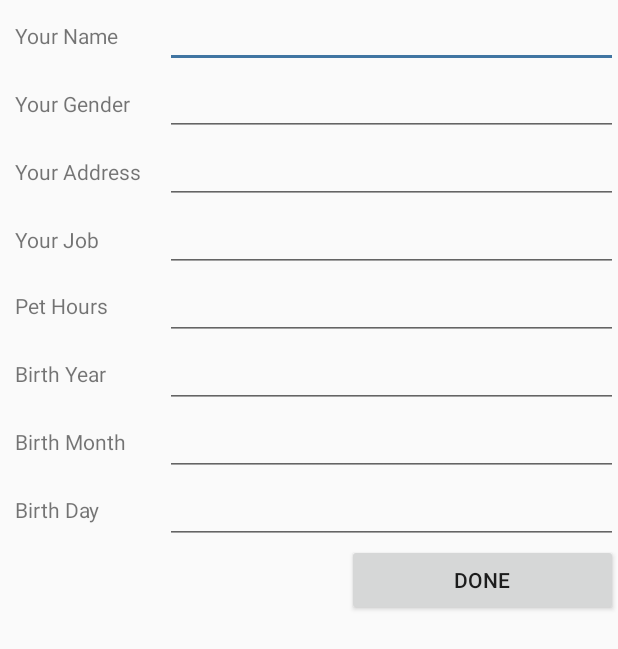
After one commit to soungonkim/Pettern_Ver01, an Android app: the layout activity_add_user.xml on its own in the app's theme, with its tools: preview values and no code run, on a phone screen of 412 x 824 dp. The commit adds this screen. Shown: the top 649 px of the screen. Run offline under Robolectric (Android 15) with nearby library versions, the light colour scheme and no system bars.

Commit message:
Added user profile

```diff
--- a/app/src/main/java/com/example/pettern_ver01/Fragments/ProfileFragment/AddPetActivity.java
+++ b/app/src/main/java/com/example/pettern_ver01/Fragments/ProfileFragment/AddPetActivity.java
@@ -177,17 +177,16 @@ public class AddPetActivity extends AppCompatActivity {
                         //Display success message
                         Toast.makeText(AddPetActivity.this,
                                 "Pet Added", Toast.LENGTH_LONG).show();
-                        Intent i = getIntent();
+                        Intent i = new Intent(AddPetActivity.this, TabActivity.class);
                         //send result code 20 to notify about pet update
                         setResult(20, i);
                         //Finish ths activity and go back to listing activity
-                        finish();
+                        startActivity(i);
 
                     } else {
                         Toast.makeText(AddPetActivity.this,
                                 "Some error occurred while adding pet",
                                 Toast.LENGTH_LONG).show();
-
                     }
                 }
             });
--- a/app/src/main/java/com/example/pettern_ver01/Fragments/ProfileFragment/PetUpdateDeleteActivity.java
+++ b/app/src/main/java/com/example/pettern_ver01/Fragments/ProfileFragment/PetUpdateDeleteActivity.java
@@ -42,7 +42,7 @@ public class PetUpdateDeleteActivity extends AppCompatActivity {
     private static final String KEY_PET_AGE = "pet_age";
     private static final String KEY_PET_WEIGHT = "pet_weight";
 
-    private static final String BASE_URL = "http://211.206.115.80/apptest1/pet";
+    private static final String BASE_URL = "http://211.206.115.80/apptest1/pet/";
 
     private String petId;
     private EditText petNameEditText;
@@ -259,7 +259,6 @@ public class PetUpdateDeleteActivity extends AppCompatActivity {
                 !STRING_EMPTY.equals(petGenderEditText.getText().toString()) &&
                 !STRING_EMPTY.equals(petAgeEditText.getText().toString()) &&
                 !STRING_EMPTY.equals(petWeightEditText.getText().toString())) {
-
             petName = petNameEditText.getText().toString();
             petChar = petCharEditText.getText().toString();
             petBreed = petBreedEditText.getText().toString();
@@ -301,6 +300,7 @@ public class PetUpdateDeleteActivity extends AppCompatActivity {
             Map<String, String> httpParams = new HashMap<>();
             //Populating request parameters
 
+            httpParams.put(KEY_PET_ID, petId);
             httpParams.put(KEY_USER_EMAIL, user.getUsername());
             httpParams.put(KEY_PET_NAME, petName);
             httpParams.put(KEY_PET_CHAR, petChar);
@@ -308,6 +308,7 @@ public class PetUpdateDeleteActivity extends AppCompatActivity {
             httpParams.put(KEY_PET_GENDER, petGender);
             httpParams.put(KEY_PET_AGE, petAge);
             httpParams.put(KEY_PET_WEIGHT, petWeight);
+
             JSONObject jsonObject = httpJsonParser.makeHttpRequest(
                     BASE_URL + "pet_update.php", "POST", httpParams);
             try {
--- /dev/null
+++ b/app/src/main/res/layout/activity_add_user.xml
@@ -0,0 +1,209 @@
+<?xml version="1.0" encoding="utf-8"?>
+<ScrollView xmlns:android="http://schemas.android.com/apk/res/android"
+    android:layout_width="match_parent"
+    android:layout_height="wrap_content">
+
+    <LinearLayout
+        android:layout_width="fill_parent"
+        android:layout_height="wrap_content"
+        android:orientation="vertical">
+
+        <LinearLayout
+            android:layout_width="fill_parent"
+            android:layout_height="wrap_content"
+            android:orientation="horizontal"
+            android:paddingLeft="10sp">
+
+            <TextView
+                android:layout_width="0dp"
+                android:layout_height="wrap_content"
+                android:layout_weight="0.25"
+                android:text="@string/userName" />
+
+            <EditText
+                android:layout_width="0dp"
+                android:id="@+id/txtUserNameAdd"
+                android:layout_height="wrap_content"
+                android:layout_weight="0.75"
+                android:ems="10" />
+        </LinearLayout>
+
+        <LinearLayout
+            android:layout_width="fill_parent"
+            android:layout_height="wrap_content"
+            android:orientation="horizontal"
+            android:paddingLeft="10sp">
+
+            <TextView
+                android:layout_width="0dp"
+                android:layout_height="wrap_content"
+                android:layout_weight="0.25"
+                android:text="@string/userGender" />
+
+            <EditText
+                android:layout_width="0dp"
+                android:id="@+id/txtUserGenderAdd"
+                android:layout_height="wrap_content"
+                android:layout_weight="0.75"
+                android:ems="10" />
+        </LinearLayout>
+
+        <LinearLayout
+            android:layout_width="fill_parent"
+            android:layout_height="wrap_content"
+            android:orientation="horizontal"
+            android:paddingLeft="10sp">
+
+            <TextView
+                android:layout_width="0dp"
+                android:layout_height="wrap_content"
+                android:layout_weight="0.25"
+                android:text="@string/userAddress" />
+
+            <EditText
+                android:id="@+id/txtUserAddressAdd"
+                android:layout_width="0dp"
+                android:layout_height="wrap_content"
+                android:layout_weight="0.75"
+                android:ems="10" />
+        </LinearLayout>
+
+        <LinearLayout
+            android:layout_width="fill_parent"
+            android:layout_height="wrap_content"
+            android:orientation="horizontal"
+            android:paddingLeft="10sp">
+
+            <TextView
+                android:layout_width="0dp"
+                android:layout_height="wrap_content"
+                android:layout_weight="0.25"
+                android:text="@string/userJob" />
+
+            <EditText
+                android:id="@+id/txtUserJobAdd"
+                android:layout_width="0dp"
+                android:layout_height="wrap_content"
+                android:layout_weight="0.75"
+                android:ems="10" />
+        </LinearLayout>
+
+        <LinearLayout
+            android:layout_width="fill_parent"
+            android:layout_height="wrap_content"
+            android:orientation="horizontal"
+            android:paddingLeft="10sp">
+
+            <TextView
+                android:layout_width="0dp"
+                android:layout_height="wrap_content"
+                android:layout_gravity="center_vertical"
+                android:layout_weight="0.25"
+
+                android:text="@string/userSpent" />
+
+
+            <EditText
+                android:id="@+id/txtUserSpentAdd"
+                android:layout_width="0dp"
+                android:layout_height="wrap_content"
+                android:layout_weight="0.75"
+                android:ems="10"
+
+                />
+        </LinearLayout>
+
+        <LinearLayout
+            android:layout_width="fill_parent"
+            android:layout_height="wrap_content"
+            android:orientation="horizontal"
+            android:paddingLeft="10sp">
+
+            <TextView
+                android:layout_width="0dp"
+                android:layout_height="wrap_content"
+                android:layout_gravity="center_vertical"
+                android:layout_weight="0.25"
+
+                android:text="@string/userYear" />
+
+
+            <EditText
+                android:id="@+id/txtUserYearAdd"
+                android:layout_width="0dp"
+                android:layout_height="wrap_content"
+                android:layout_weight="0.75"
+                android:ems="10"
+
+                />
+        </LinearLayout>
+
+        <LinearLayout
+            android:layout_width="fill_parent"
+            android:layout_height="wrap_content"
+            android:orientation="horizontal"
+            android:paddingLeft="10sp">
+
+            <TextView
+                android:layout_width="0dp"
+                android:layout_height="wrap_content"
+                android:layout_gravity="center_vertical"
+                android:layout_weight="0.25"
+
+                android:text="@string/userMonth" />
+
+
+            <EditText
+                android:id="@+id/txtUserMonthAdd"
+                android:layout_width="0dp"
+                android:layout_height="wrap_content"
+                android:layout_weight="0.75"
+                android:ems="10"
+
+                />
+        </LinearLayout>
+
+        <LinearLayout
+            android:layout_width="fill_parent"
+            android:layout_height="wrap_content"
+            android:orientation="horizontal"
+            android:paddingLeft="10sp">
+
+            <TextView
+                android:layout_width="0dp"
+                android:layout_height="wrap_content"
+                android:layout_gravity="center_vertical"
+                android:layout_weight="0.25"
+
+                android:text="@string/userDay" />
+
+
+            <EditText
+                android:id="@+id/txtUserDayAdd"
+                android:layout_width="0dp"
+                android:layout_height="wrap_content"
+                android:layout_weight="0.75"
+                android:ems="10"
+
+                />
+        </LinearLayout>
+        <LinearLayout
+            android:layout_width="fill_parent"
+            android:layout_height="wrap_content"
+            android:orientation="horizontal">
+
+            <View
+                android:layout_width="0dp"
+                android:layout_height="match_parent"
+                android:layout_weight="0.50" />
+
+            <Button
+                android:id="@+id/btnUserAdd"
+                android:layout_width="wrap_content"
+                android:layout_height="wrap_content"
+                android:layout_weight="0.20"
+                android:text="@string/done" />
+        </LinearLayout>
+
+    </LinearLayout>
+</ScrollView>
--- a/app/src/main/res/values/strings.xml
+++ b/app/src/main/res/values/strings.xml
@@ -27,6 +27,17 @@
     <string name="petAge">Pet Age</string>
     <string name="petWeight">Pet Weight</string>
 
+    <string name="userName">Your Name</string>
+    <string name="userGender">Your Gender</string>
+    <string name="userAddress">Your Address</string>
+    <string name="userJob">Your Job</string>
+    <string name="userSpent">Pet Hours</string>
+    <string name="userYear">Birth Year</string>
+    <string name="userMonth">Birth Month</string>
+    <string name="userDay">Birth Day</string>
+    <string name="done">DONE</string>
+
+
     <string name="update">Update</string>
     <string name="delete">Delete</string>
     <string name="add">Add</string>
```
Also changed, not shown: app/src/main/java/com/example/pettern_ver01/Fragments/ProfileFragment/PetListingActivity.java (+13 -7 lines), app/src/main/java/com/example/pettern_ver01/Fragments/ProfileFragment/UserProfile.java (added, +379 -0 lines).
